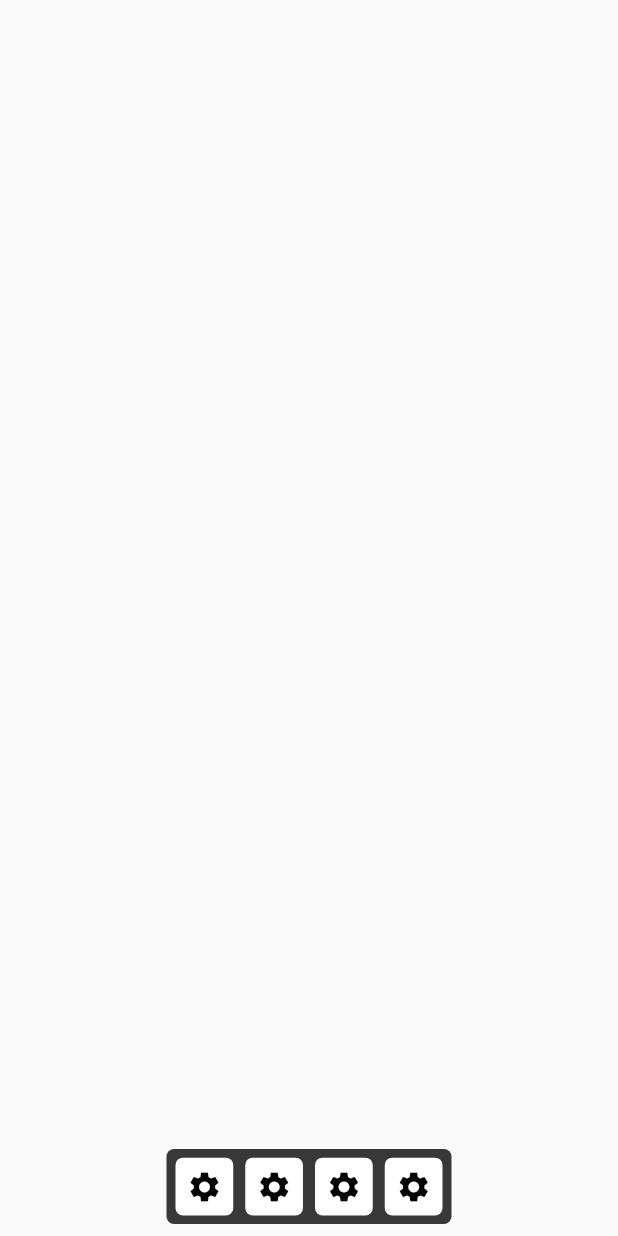
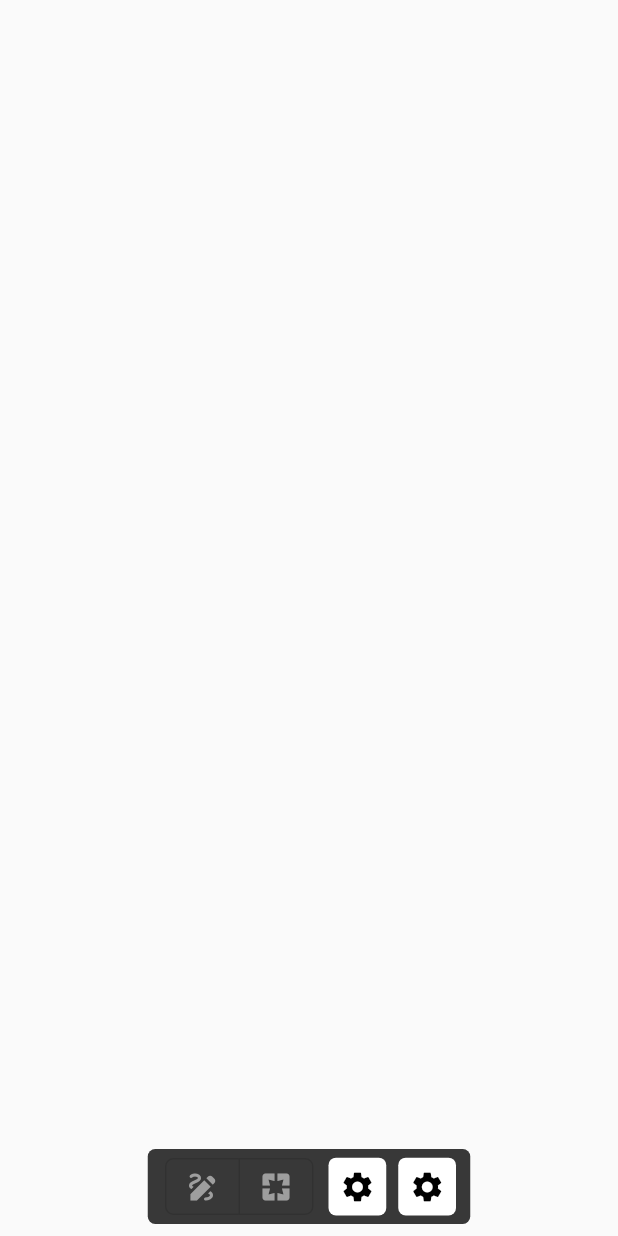
Before and after one commit to aeskerminen/sky-core, a Flutter app: the screen it shows after launch, on a phone screen of 412 x 824 dp. Run offline on Flutter 3.47's test engine with Material 2 defaults, Android fonts, the light colour scheme and no system bars; our stand-ins replace toggle_switch.

Commit message:
Add switch to toolbar

```diff
--- a/sky_notes/lib/main.dart
+++ b/sky_notes/lib/main.dart
@@ -1,4 +1,5 @@
 import 'package:flutter/material.dart';
+import 'package:toggle_switch/toggle_switch.dart';
 
 void main() {
   runApp(const MyApp());
@@ -45,7 +46,7 @@ class Home extends StatelessWidget {
             padding: const EdgeInsets.all(8.0),
             child: SizedBox(
               height: 50,
-              width: 190,
+              width: 215,
               child: Container(
                 decoration: BoxDecoration(
                   color: const Color(0xFF383838),
@@ -56,17 +57,54 @@ class Home extends StatelessWidget {
                 ),
                 child: Row(
                   mainAxisAlignment: MainAxisAlignment.center,
-                  children: const [
-                    ToolbarButton(),
-                    ToolbarButton(),
-                    ToolbarButton(),
-                    ToolbarButton()
-                  ],
+                  children: const [Switch(), ToolbarButton(), ToolbarButton()],
                 ),
               ),
             ),
           ),
         ));
+  }
+}
+
+class Switch extends StatefulWidget {
+  const Switch({Key? key}) : super(key: key);
+
+  @override
+  _SwitchState createState() => _SwitchState();
+}
+
+class _SwitchState extends State<Switch> {
+  final List<bool> isSelected = [false, false];
+  int index = 0;
+  @override
+  Widget build(BuildContext context) {
+    return Padding(
+      padding: const EdgeInsets.all(6.0),
+      child: ToggleButtons(
+        children: const <Widget>[
+          Icon(Icons.draw),
+          Icon(Icons.pages),
+        ],
+        color: Colors.grey,
+        selectedColor: Colors.black,
+        fillColor: Colors.white,
+        borderRadius: BorderRadius.circular(5),
+        onPressed: (int index) {
+          setState(() {
+            for (int buttonIndex = 0;
+                buttonIndex < isSelected.length;
+                buttonIndex++) {
+              if (buttonIndex == index) {
+                isSelected[buttonIndex] = true;
+              } else {
+                isSelected[buttonIndex] = false;
+              }
+            }
+          });
+        },
+        isSelected: isSelected,
+      ),
+    );
   }
 }
 
```
